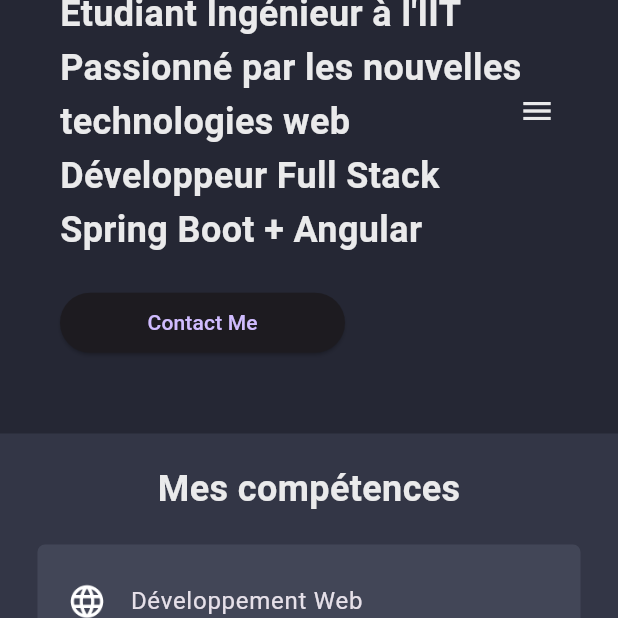
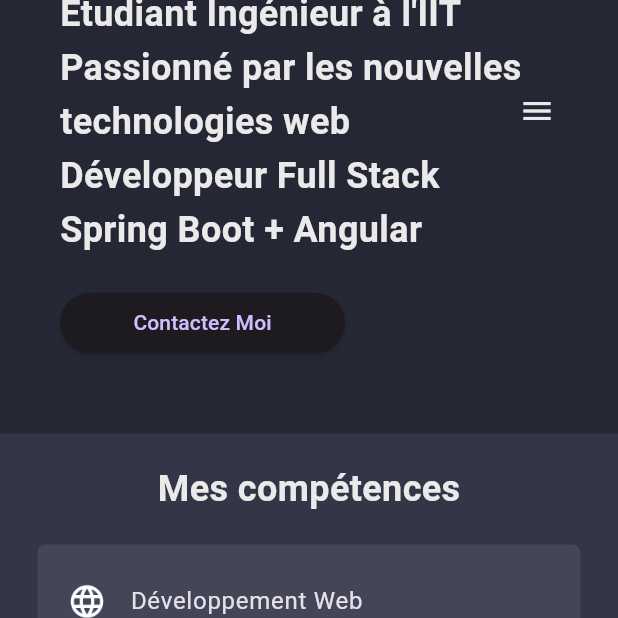
Before and after one commit to FaresMasmoudi/personal-cv-flutter, a Flutter app: the screen it shows after launch, scrolled down 576 dp, on a phone screen of 412 x 824 dp, the top half of it. Run offline on Flutter 3.47's test engine with Material 3 defaults, Android fonts, the light colour scheme and no system bars; missing offline and left inert: flutter_webview_plugin.

Commit message:
update dart main in french

```diff
--- a/lib/widgets/main.dart
+++ b/lib/widgets/main.dart
@@ -35,8 +35,8 @@ class Main extends StatelessWidget {
             SizedBox(
               width: 190,
               child: ElevatedButton(
-                onPressed: () {},
-                child: const Text("Contact Me"),
+                onPressed: () => {},
+                child: const Text("Contactez Moi"),
               ),
             ),
           ],
```
